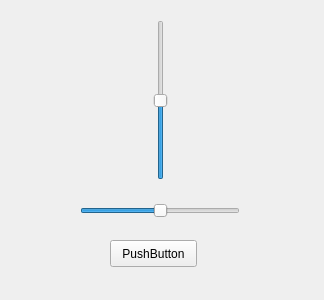
Old version of the form qt/widget_1.ui in the repository silgon/dev.
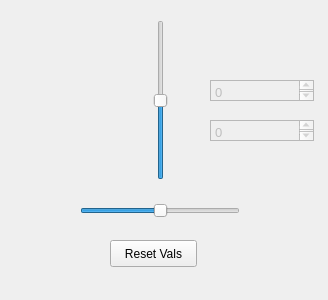
New version of the form.

Commit message: - little widget with QT in python

Patch:
```diff
--- a/qt/widget_1.ui
+++ b/qt/widget_1.ui
@@ -2,11 +2,14 @@
 <ui version="4.0">
  <class>Form</class>
  <widget class="QWidget" name="Form">
+  <property name="enabled">
+   <bool>true</bool>
+  </property>
   <property name="geometry">
    <rect>
     <x>0</x>
     <y>0</y>
-    <width>324</width>
+    <width>328</width>
     <height>300</height>
    </rect>
   </property>
@@ -61,7 +64,47 @@
     </rect>
    </property>
    <property name="text">
-    <string>PushButton</string>
+    <string>Reset Vals</string>
+   </property>
+  </widget>
+  <widget class="QTextEdit" name="y_label">
+   <property name="enabled">
+    <bool>false</bool>
+   </property>
+   <property name="geometry">
+    <rect>
+     <x>210</x>
+     <y>80</y>
+     <width>104</width>
+     <height>21</height>
+    </rect>
+   </property>
+   <property name="html">
+    <string>&lt;!DOCTYPE HTML PUBLIC &quot;-//W3C//DTD HTML 4.0//EN&quot; &quot;http://www.w3.org/TR/REC-html40/strict.dtd&quot;&gt;
+&lt;html&gt;&lt;head&gt;&lt;meta name=&quot;qrichtext&quot; content=&quot;1&quot; /&gt;&lt;style type=&quot;text/css&quot;&gt;
+p, li { white-space: pre-wrap; }
+&lt;/style&gt;&lt;/head&gt;&lt;body style=&quot; font-family:'Droid Sans'; font-size:10pt; font-weight:400; font-style:normal;&quot;&gt;
+&lt;p style=&quot; margin-top:0px; margin-bottom:0px; margin-left:0px; margin-right:0px; -qt-block-indent:0; text-indent:0px;&quot;&gt;0&lt;/p&gt;&lt;/body&gt;&lt;/html&gt;</string>
+   </property>
+  </widget>
+  <widget class="QTextEdit" name="x_label">
+   <property name="enabled">
+    <bool>false</bool>
+   </property>
+   <property name="geometry">
+    <rect>
+     <x>210</x>
+     <y>120</y>
+     <width>104</width>
+     <height>21</height>
+    </rect>
+   </property>
+   <property name="html">
+    <string>&lt;!DOCTYPE HTML PUBLIC &quot;-//W3C//DTD HTML 4.0//EN&quot; &quot;http://www.w3.org/TR/REC-html40/strict.dtd&quot;&gt;
+&lt;html&gt;&lt;head&gt;&lt;meta name=&quot;qrichtext&quot; content=&quot;1&quot; /&gt;&lt;style type=&quot;text/css&quot;&gt;
+p, li { white-space: pre-wrap; }
+&lt;/style&gt;&lt;/head&gt;&lt;body style=&quot; font-family:'Droid Sans'; font-size:10pt; font-weight:400; font-style:normal;&quot;&gt;
+&lt;p style=&quot; margin-top:0px; margin-bottom:0px; margin-left:0px; margin-right:0px; -qt-block-indent:0; text-indent:0px;&quot;&gt;0&lt;/p&gt;&lt;/body&gt;&lt;/html&gt;</string>
    </property>
   </widget>
  </widget>
```
The commit also changes 2 other files.
